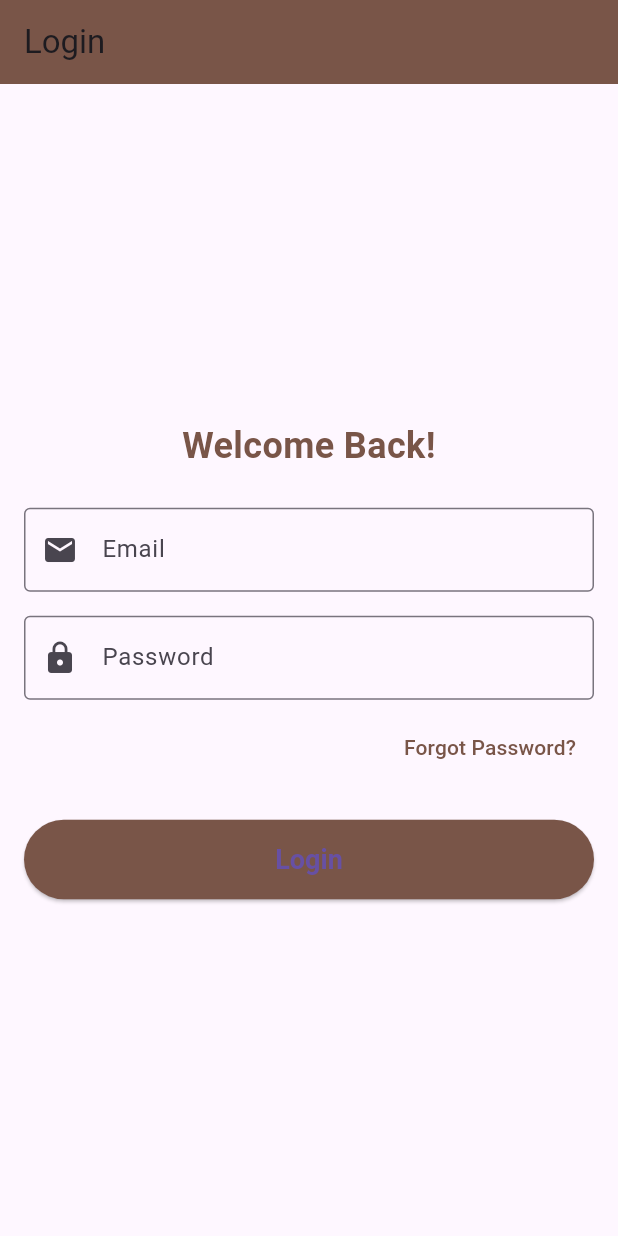
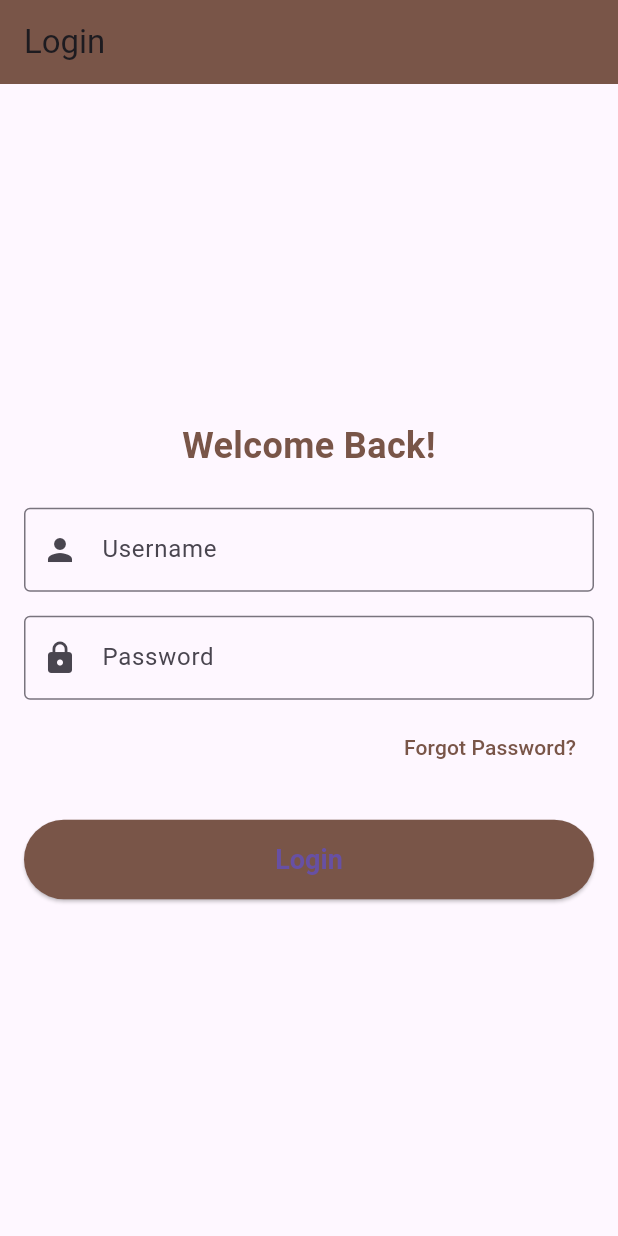
Before and after one commit to jeprcks/don-mach-sales-interface, a Flutter app: the screen it shows after launch, on a phone screen of 412 x 824 dp. Run offline on Flutter 3.47's test engine with Material 3 defaults, Android fonts, the light colour scheme and no system bars; our stand-ins replace equatable, file_picker, flutter_bloc.

Commit message:
create users function

```diff
--- a/mobile/lib/Auth/login_page.dart
+++ b/mobile/lib/Auth/login_page.dart
@@ -10,12 +10,12 @@ class LoginPage extends StatefulWidget {
 }
 
 class _LoginPageState extends State<LoginPage> {
-  final TextEditingController _emailController = TextEditingController();
+  final TextEditingController _usernameController = TextEditingController();
   final TextEditingController _passwordController = TextEditingController();
 
   @override
   void dispose() {
-    _emailController.dispose();
+    _usernameController.dispose();
     _passwordController.dispose();
     super.dispose();
   }
@@ -46,13 +46,12 @@ class _LoginPageState extends State<LoginPage> {
                 ),
                 const SizedBox(height: 24.0),
                 TextField(
-                  controller: _emailController,
-                  keyboardType: TextInputType.emailAddress,
+                  controller: _usernameController,
                   decoration: const InputDecoration(
-                    labelText: 'Email',
-                    hintText: 'Enter your email',
+                    labelText: 'Username',
+                    hintText: 'Enter your username',
                     border: OutlineInputBorder(),
-                    prefixIcon: Icon(Icons.email),
+                    prefixIcon: Icon(Icons.person),
                   ),
                 ),
                 const SizedBox(height: 16.0),
@@ -87,10 +86,10 @@ class _LoginPageState extends State<LoginPage> {
                 const SizedBox(height: 24.0),
                 ElevatedButton(
                   onPressed: () {
-                    String email = _emailController.text.trim();
+                    String username = _usernameController.text.trim();
                     String password = _passwordController.text.trim();
 
-                    if (email.isEmpty || password.isEmpty) {
+                    if (username.isEmpty || password.isEmpty) {
                       ScaffoldMessenger.of(context).showSnackBar(
                         const SnackBar(content: Text('Please fill all fields')),
                       );
--- a/mobile/lib/pages/Create_User/create_user_page.dart
+++ b/mobile/lib/pages/Create_User/create_user_page.dart
@@ -14,35 +14,29 @@ class CreateUserPage extends StatefulWidget {
 
 class _CreateUserPageState extends State<CreateUserPage> {
   final _usernameController = TextEditingController();
-  final _emailController = TextEditingController();
   final _passwordController = TextEditingController();
 
   @override
   void dispose() {
     _usernameController.dispose();
-    _emailController.dispose();
     _passwordController.dispose();
     super.dispose();
   }
 
   // Function to show the edit dialog
-  void _showEditDialog(
-      BuildContext context, String username, String currentEmail, String currentPassword) {
-    final emailController = TextEditingController(text: currentEmail);
+  void _showEditDialog(BuildContext context, String username,
+      String currentUsername, String currentPassword) {
     final passwordController = TextEditingController(text: currentPassword);
-
+    final usernameController = TextEditingController(text: currentUsername);
     showDialog(
       context: context,
       builder: (_) => AlertDialog(
         title: const Text('Edit User'),
-        content: SingleChildScrollView( // To prevent overflow
+        content: SingleChildScrollView(
+          // To prevent overflow
           child: Column(
             mainAxisSize: MainAxisSize.min,
             children: [
-              TextField(
-                controller: emailController,
-                decoration: const InputDecoration(labelText: 'Email'),
-              ),
               TextField(
                 controller: passwordController,
                 decoration: const InputDecoration(labelText: 'Password'),
@@ -54,10 +48,10 @@ class _CreateUserPageState extends State<CreateUserPage> {
         actions: [
           ElevatedButton(
             onPressed: () {
-              final newEmail = emailController.text.trim();
               final newPassword = passwordController.text.trim();
+              final newUsername = usernameController.text.trim();
 
-              if (newEmail.isEmpty || newPassword.isEmpty) {
+              if (newUsername.isEmpty || newPassword.isEmpty) {
                 ScaffoldMessenger.of(context).showSnackBar(
                   const SnackBar(content: Text("Please fill in all fields.")),
                 );
@@ -66,7 +60,6 @@ class _CreateUserPageState extends State<CreateUserPage> {
 
               context.read<UserBloc>().add(EditUserEvent(
                     username: username,
-                    newEmail: newEmail,
                     newPassword: newPassword,
                   ));
 
@@ -114,13 +107,12 @@ class _CreateUserPageState extends State<CreateUserPage> {
 
   @override
   Widget build(BuildContext context) {
-
     // No need to provide UserBloc here as it's provided in main.dart
     return Scaffold(
-      appBar: AppBar(title: const Text('Create User'),
-      backgroundColor: Colors.brown,
+      appBar: AppBar(
+        title: const Text('Create User'),
+        backgroundColor: Colors.brown,
       ),
-
       body: BlocListener<UserBloc, UserState>(
         listener: (context, state) {
           if (state is UserCreated) {
@@ -128,7 +120,6 @@ class _CreateUserPageState extends State<CreateUserPage> {
               const SnackBar(content: Text("User created successfully!")),
             );
             _usernameController.clear();
-            _emailController.clear();
             _passwordController.clear();
           } else if (state is UserError) {
             ScaffoldMessenger.of(context).showSnackBar(
@@ -137,16 +128,13 @@ class _CreateUserPageState extends State<CreateUserPage> {
           }
         },
         child: Padding(
-
           padding: const EdgeInsets.all(16.0),
-
           child: LayoutBuilder(builder: (context, constraints) {
-
             // Define breakpoints for responsive design
-            bool isSmallScreen = constraints.maxWidth < 600; // Example breakpoint
+            bool isSmallScreen =
+                constraints.maxWidth < 600; // Example breakpoint
 
             return Column(
-
               crossAxisAlignment: CrossAxisAlignment.start,
               children: [
                 // User Creation Form
@@ -155,16 +143,12 @@ class _CreateUserPageState extends State<CreateUserPage> {
                   decoration: const InputDecoration(labelText: 'Username'),
                 ),
                 const SizedBox(height: 10),
-                TextField(
-                  controller: _emailController,
-                  decoration: const InputDecoration(labelText: 'Email'),
-                ),
+
                 const SizedBox(height: 10),
                 TextField(
                   controller: _passwordController,
                   decoration: const InputDecoration(labelText: 'Password'),
                   obscureText: true,
-
                 ),
 
                 const SizedBox(height: 20),
@@ -175,27 +159,27 @@ class _CreateUserPageState extends State<CreateUserPage> {
                           ? null // Disable the button if creating
                           : () {
                               final username = _usernameController.text.trim();
-                              final email = _emailController.text.trim();
                               final password = _passwordController.text.trim();
 
-                              if (username.isEmpty || email.isEmpty || password.isEmpty) {
+                              if (username.isEmpty ||
+                                  username.isEmpty ||
+                                  password.isEmpty) {
                                 ScaffoldMessenger.of(context).showSnackBar(
-                                  const SnackBar(content: Text("Please fill in all fields.")),
+                                  const SnackBar(
+                                      content:
+                                          Text("Please fill in all fields.")),
                                 );
                                 return; // Prevent event from being added
                               }
 
                               context.read<UserBloc>().add(CreateUserEvent(
                                     username: username,
-                                    email: email,
                                     password: password,
                                   ));
                             },
                       child: const Text('Create User'),
                     );
-
                   },
-
                 ),
 
                 const SizedBox(height: 20),
@@ -206,7 +190,8 @@ class _CreateUserPageState extends State<CreateUserPage> {
                     builder: (context, state) {
                       if (state is UserCreated) {
                         if (state.users.isEmpty) {
-                          return const Center(child: Text('No users created yet.'));
+                          return const Center(
+                              child: Text('No users created yet.'));
                         }
 
                         return SingleChildScrollView(
@@ -220,15 +205,6 @@ class _CreateUserPageState extends State<CreateUserPage> {
                                 DataColumn(
                                   label: Text(
                                     'Username',
-                                    style: TextStyle(
-                                      fontWeight: FontWeight.bold,
-                                      fontSize: isSmallScreen ? 12 : 16,
-                                    ),
-                                  ),
-                                ),
-                                DataColumn(
-                                  label: Text(
-                                    'Email',
                                     style: TextStyle(
                                       fontWeight: FontWeight.bold,
                                       fontSize: isSmallScreen ? 12 : 16,
@@ -255,40 +231,42 @@ class _CreateUserPageState extends State<CreateUserPage> {
                                   ),
                                 ),
                               ],
-
                               columnSpacing: isSmallScreen ? 20 : 40,
                               horizontalMargin: isSmallScreen ? 10 : 20,
                               rows: state.users.map((user) {
                                 return DataRow(cells: [
                                   DataCell(Text(
                                     user.username,
-                                    style: TextStyle(fontSize: isSmallScreen ? 12 : 16),
-                                  )),
-                                  DataCell(Text(
-                                    user.email,
-                                    style: TextStyle(fontSize: isSmallScreen ? 12 : 16),
+                                    style: TextStyle(
+                                        fontSize: isSmallScreen ? 12 : 16),
                                   )),
                                   if (!isSmallScreen)
                                     DataCell(Text(
-                                      '*' * user.password.length, // Masked password for security
-                                      style: TextStyle(fontSize: isSmallScreen ? 12 : 16),
+                                      '*' *
+                                          user.password
+                                              .length, // Masked password for security
+                                      style: TextStyle(
+                                          fontSize: isSmallScreen ? 12 : 16),
                                     )),
                                   DataCell(Row(
                                     children: [
                                       IconButton(
-                                        icon: const Icon(Icons.edit, color: Colors.blue),
+                                        icon: const Icon(Icons.edit,
+                                            color: Colors.blue),
                                         onPressed: () => _showEditDialog(
                                           context,
                                           user.username,
-                                          user.email,
+                                          user.username,
                                           user.password,
                                         ),
                                         tooltip: 'Edit User',
                                       ),
                                       IconButton(
-                                        icon: const Icon(Icons.delete, color: Colors.red),
+                                        icon: const Icon(Icons.delete,
+                                            color: Colors.red),
                                         onPressed: () {
-                                          _showDeleteConfirmation(context, user.username);
+                                          _showDeleteConfirmation(
+                                              context, user.username);
                                         },
                                         tooltip: 'Delete User',
                                       ),
--- a/mobile/lib/pages/Create_User/user_bloc.dart
+++ b/mobile/lib/pages/Create_User/user_bloc.dart
@@ -5,12 +5,10 @@ import 'user_state.dart';
 // User Model
 class User {
   final String username;
-  final String email;
   final String password;
 
   User({
     required this.username,
-    required this.email,
     required this.password,
   });
 }
@@ -25,19 +23,19 @@ class UserBloc extends Bloc<UserEvent, UserState> {
   }
 
   // Handler for creating a user
-  Future<void> _onCreateUser(CreateUserEvent event, Emitter<UserState> emit) async {
+  Future<void> _onCreateUser(
+      CreateUserEvent event, Emitter<UserState> emit) async {
     emit(UserCreating());
-
 
     await Future.delayed(const Duration(seconds: 1));
 
     // Check for duplicate usernames (case-insensitive)
-    if (_users.any((user) => user.username.toLowerCase() == event.username.toLowerCase())) {
+    if (_users.any((user) =>
+        user.username.toLowerCase() == event.username.toLowerCase())) {
       emit(const UserError("Username already exists!"));
     } else {
       final newUser = User(
         username: event.username,
-        email: event.email,
         password: event.password,
       );
       _users.add(newUser);
@@ -56,7 +54,6 @@ class UserBloc extends Bloc<UserEvent, UserState> {
     } else {
       _users[userIndex] = User(
         username: event.username, // Username remains unchanged
-        email: event.newEmail,
         password: event.newPassword,
       );
       emit(UserCreated(List.from(_users))); // Emit updated list
@@ -71,7 +68,8 @@ class UserBloc extends Bloc<UserEvent, UserState> {
     );
 
     if (_users.length < initialLength) {
-      emit(UserCreated(List.from(_users))); // Emit updated list if deletion occurred
+      emit(UserCreated(
+          List.from(_users))); // Emit updated list if deletion occurred
     } else {
       emit(const UserError("User not found!"));
     }
--- a/mobile/lib/pages/Create_User/user_event.dart
+++ b/mobile/lib/pages/Create_User/user_event.dart
@@ -10,33 +10,29 @@ abstract class UserEvent extends Equatable {
 // Event to create a new user
 class CreateUserEvent extends UserEvent {
   final String username;
-  final String email;
   final String password;
 
   const CreateUserEvent({
     required this.username,
-    required this.email,
     required this.password,
   });
 
   @override
-  List<Object?> get props => [username, email, password];
+  List<Object?> get props => [username, password];
 }
 
 // Event to edit an existing user's email and password
 class EditUserEvent extends UserEvent {
   final String username;
-  final String newEmail;
   final String newPassword;
 
   const EditUserEvent({
     required this.username,
-    required this.newEmail,
     required this.newPassword,
   });
 
   @override
-  List<Object?> get props => [username, newEmail, newPassword];
+  List<Object?> get props => [username, newPassword];
 }
 
 // Event to delete a user
```
Also changed, not shown: mobile/lib/pages/Homepage/home_page.dart (+15 -8 lines).
